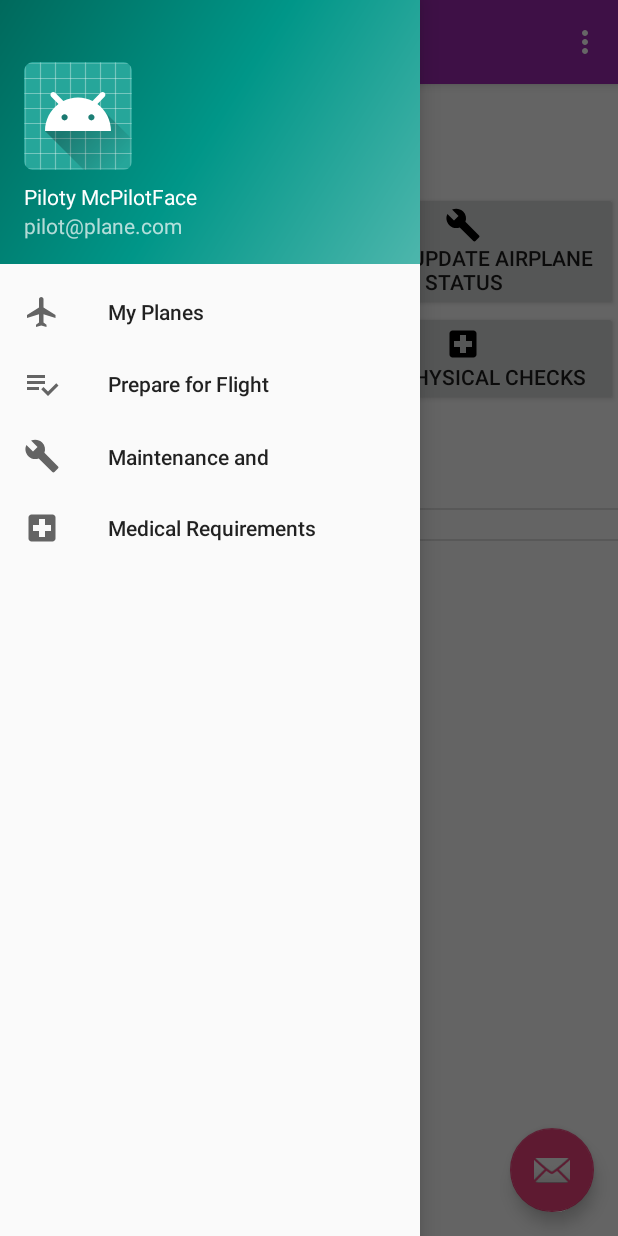
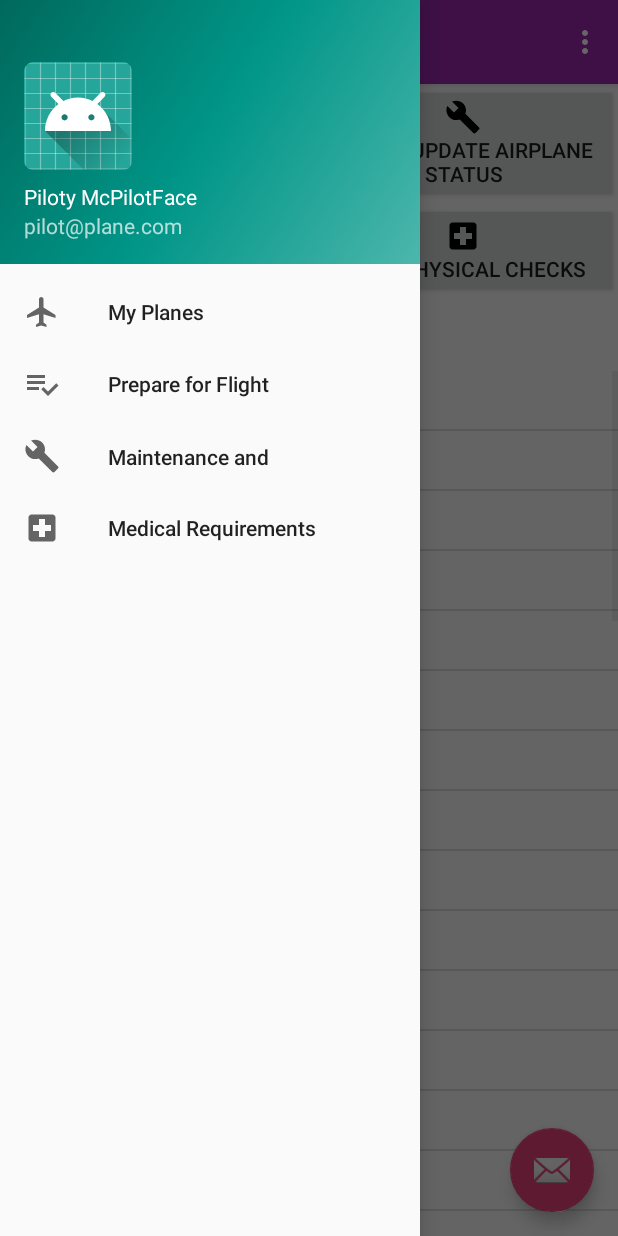
Before and after one commit to leedsjb/aviation-preflight-manager, an Android app: the screen it shows after launch (MainActivity), with the side drawer open, on a phone screen of 412 x 824 dp. Run offline under Robolectric (Android 15) with nearby library versions, the phone set to English and light mode, and no system bars; our stand-ins replace Firebase (no records; nobody signed in at launch, a user with empty details on screens opened directly).

Commit message:
Landing page list works

```diff
--- a/android/app/src/main/java/edu/uw/leeds/peregrine/InspectionContent.java
+++ b/android/app/src/main/java/edu/uw/leeds/peregrine/InspectionContent.java
@@ -64,7 +64,7 @@ public class InspectionContent {
      *
      * One inspection task for aircraft airworthiness.
      */
-    public static class InspectionItem {
+    public static class InspectionItem implements MainActivity.ToDoItem{
         public String id;
 
         public String title;
@@ -95,5 +95,20 @@ public class InspectionContent {
         public String toString() {
             return title + " due at " + dueNext.toString();
         }
+
+        @Override
+        public String getId() {
+            return this.id;
+        }
+
+        @Override
+        public String getTitle() {
+            return this.title;
+        }
+
+        @Override
+        public Date getDate() {
+            return this.dueNext;
+        }
     }
 }
--- a/android/app/src/main/java/edu/uw/leeds/peregrine/MainActivity.java
+++ b/android/app/src/main/java/edu/uw/leeds/peregrine/MainActivity.java
@@ -1,21 +1,22 @@
 package edu.uw.leeds.peregrine;
 
-import android.app.ListActivity;
+import android.content.Context;
 import android.content.Intent;
 import android.os.Bundle;
 import android.support.annotation.NonNull;
 import android.support.design.widget.FloatingActionButton;
 import android.support.design.widget.NavigationView;
-import android.support.design.widget.Snackbar;
 import android.support.v4.view.GravityCompat;
 import android.support.v4.widget.DrawerLayout;
 import android.support.v7.app.ActionBarDrawerToggle;
 import android.support.v7.app.AppCompatActivity;
 import android.support.v7.widget.Toolbar;
 import android.util.Log;
+import android.view.LayoutInflater;
 import android.view.View;
 import android.view.Menu;
 import android.view.MenuItem;
+import android.view.ViewGroup;
 import android.widget.ArrayAdapter;
 import android.widget.Button;
 import android.widget.ListView;
@@ -24,7 +25,10 @@ import android.widget.TextView;
 import com.google.firebase.database.DatabaseReference;
 import com.google.firebase.database.FirebaseDatabase;
 
+import java.text.DateFormat;
+import java.text.SimpleDateFormat;
 import java.util.ArrayList;
+import java.util.Date;
 import java.util.List;
 
 public class MainActivity extends AppCompatActivity
@@ -94,20 +98,26 @@ public class MainActivity extends AppCompatActivity
 
         // TODO: Populate upcoming and due listview.
         ListView upcomingListView = (ListView) findViewById(R.id.upcoming_list_view);
+        List<ToDoItem> upcomingItems = new ArrayList<ToDoItem>();
         List<InspectionContent.InspectionItem> InspectionData = InspectionContent.ITEMS;
         List<PilotPhysicalContent.PilotPhysicalItem> PhysicalData = PilotPhysicalContent.ITEMS;
 
-        List<String> myStringArray = new ArrayList<>();
-        myStringArray.add("First");
-        myStringArray.add("Second");
-        myStringArray.add("Third");
-        ArrayAdapter<String> adapter = new ArrayAdapter<String>(this,
-                R.layout.upcoming_and_due_list_content,
-                R.id.upcoming_item_title,
-                myStringArray);
-        upcomingListView.setAdapter(adapter);
+        upcomingItems.addAll(InspectionData);
+        upcomingItems.addAll(PhysicalData);
 
-//        upcomingListView.setAdapter(upcomingAdapter);
+        UpcomingAdapter upcomingAdapter = new UpcomingAdapter(this, upcomingItems);
+        upcomingListView.setAdapter(upcomingAdapter);
+
+//        List<String> myStringArray = new ArrayList<>();
+//        myStringArray.add("First");
+//        myStringArray.add("Second");
+//        myStringArray.add("Third");
+//        ArrayAdapter<String> adapter = new ArrayAdapter<String>(this,
+//                R.layout.upcoming_and_due_list_content,
+//                R.id.upcoming_item_title,
+//                myStringArray);
+//        upcomingListView.setAdapter(adapter);
+
 
 
         // Set up Navigation Drawer
@@ -196,6 +206,50 @@ public class MainActivity extends AppCompatActivity
         drawer.addDrawerListener(drawerToggle);
         drawerToggle.syncState();
     }
+
+
+    /**
+     * Inspection items and Physical check items populated on the landing page.
+     */
+    public interface ToDoItem {
+        public String getId();
+
+        // Text to show in listview
+        public String getTitle();
+
+        public Date getDate();
+    }
+
+    private class UpcomingAdapter extends ArrayAdapter<ToDoItem> {
+        public UpcomingAdapter(Context context, List<ToDoItem> upcomingItems) {
+            super(context, 0, upcomingItems);
+        }
+
+        @Override
+        public View getView(int position, View convertView, ViewGroup parent) {
+            // Get the data item for this position
+            ToDoItem item = getItem(position);
+
+            // Check if an existing view is being reused, otherwise inflate the view
+            if (convertView == null) {
+                convertView = LayoutInflater.from(
+                        getContext()).inflate(R.layout.upcoming_and_due_list_content,
+                        parent,
+                        false);
+            }
+
+            TextView upcomingItemTitle = (TextView) convertView.findViewById(R.id.upcoming_item_title);
+            TextView upcomingItemDate = (TextView) convertView.findViewById(R.id.upcoming_item_date);
+
+            DateFormat df = new SimpleDateFormat("MM.dd");
+            String dueDate = df.format(item.getDate());
+
+            upcomingItemTitle.setText(item.getTitle());
+            upcomingItemDate.setText("Due: " + dueDate);
+
+            return convertView;
+        }
+    }
 }
 // TODO: Landing page
 // TODO: Nav drawer @Jessica
--- a/android/app/src/main/java/edu/uw/leeds/peregrine/PilotPhysicalContent.java
+++ b/android/app/src/main/java/edu/uw/leeds/peregrine/PilotPhysicalContent.java
@@ -66,7 +66,7 @@ public class PilotPhysicalContent {
      *
      * One inspection task for pilot physical checks.
      */
-    public static class PilotPhysicalItem {
+    public static class PilotPhysicalItem implements MainActivity.ToDoItem{
         public String id;
 
         public String title;
@@ -97,5 +97,20 @@ public class PilotPhysicalContent {
         public String toString() {
             return title + " due at " + dueNext.toString();
         }
+
+        @Override
+        public String getId() {
+            return this.id;
+        }
+
+        @Override
+        public String getTitle() {
+            return this.title;
+        }
+
+        @Override
+        public Date getDate() {
+            return this.dueNext;
+        }
     }
 }
--- a/android/app/src/main/res/layout/content_main.xml
+++ b/android/app/src/main/res/layout/content_main.xml
@@ -10,12 +10,7 @@
     tools:showIn="@layout/activity_main"
     android:orientation="vertical">
 
-    <!--Logo Image-->
-    <ImageView
-        android:layout_width="wrap_content"
-        android:layout_height="wrap_content"
-        android:id="@+id/logo"
-        android:src="@mipmap/ic_launcher"/>
+
 
     <!--Top Row of Buttons-->
     <LinearLayout
--- a/android/app/src/main/res/layout/upcoming_and_due_list_content.xml
+++ b/android/app/src/main/res/layout/upcoming_and_due_list_content.xml
@@ -1,7 +1,7 @@
 <?xml version="1.0" encoding="utf-8"?>
 <LinearLayout
     xmlns:android="http://schemas.android.com/apk/res/android"
-    android:orientation="horizontal"
+    android:orientation="vertical"
     android:layout_width="match_parent"
     android:layout_height="match_parent">
 
@@ -10,4 +10,9 @@
         android:layout_height="wrap_content"
         android:id="@+id/upcoming_item_title"/>
 
+    <TextView
+        android:layout_width="match_parent"
+        android:layout_height="wrap_content"
+        android:id="@+id/upcoming_item_date"/>
+
 </LinearLayout>
```
